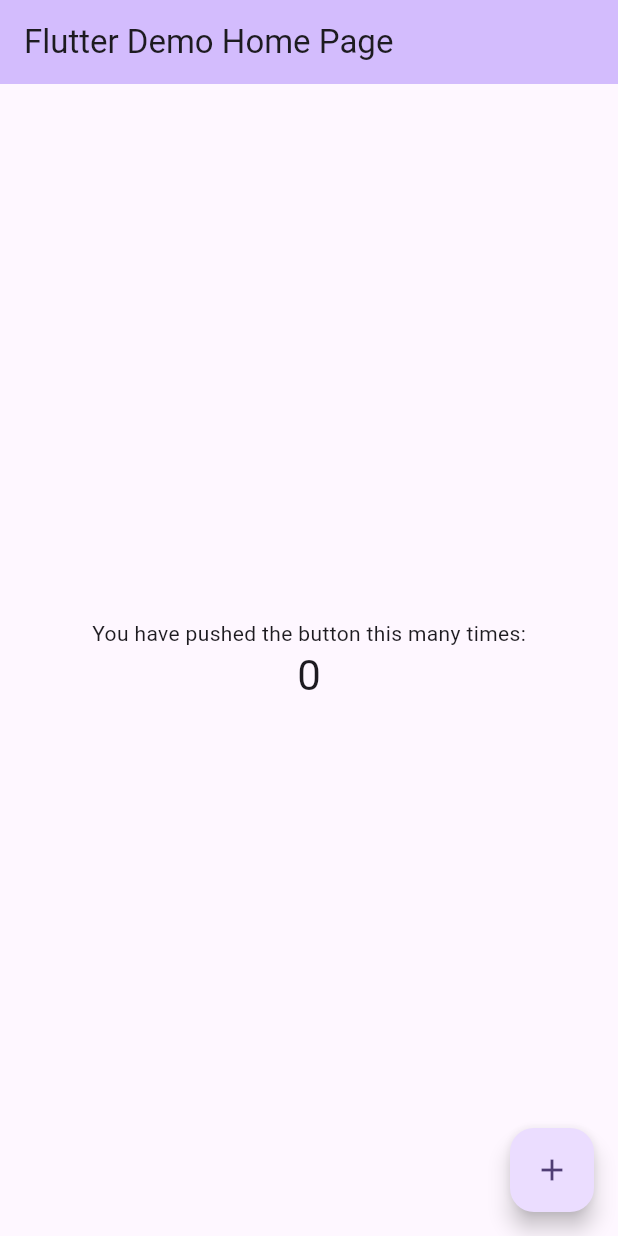
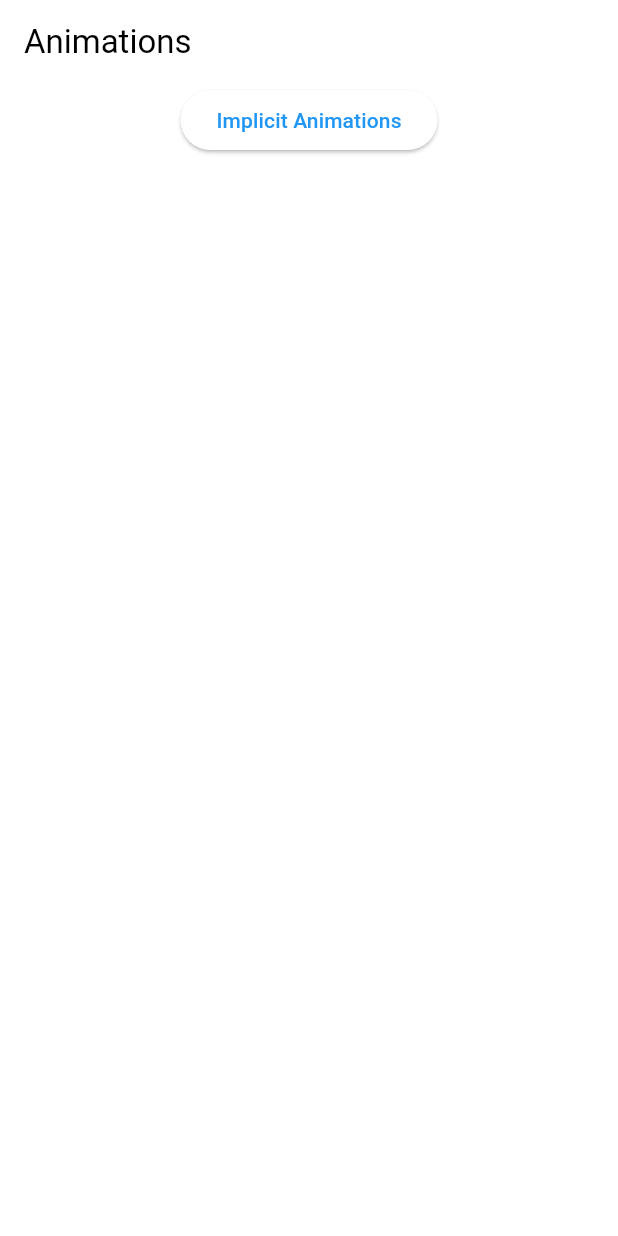
Before and after one commit to cskime/nomadcoders-flutter-animations-masterclass, a Flutter app: the screen it shows after launch, on a phone screen of 412 x 824 dp. Run offline on Flutter 3.47's test engine with Material 3 defaults, Android fonts, the phone set to English and light mode, and no system bars.

Commit message:
#1.0 project setting

```diff
--- a/lib/main.dart
+++ b/lib/main.dart
@@ -1,4 +1,5 @@
 import 'package:flutter/material.dart';
+import 'package:flutter_animations_masterclass/screens/menu_screen.dart';
 
 void main() {
   runApp(const MyApp());
@@ -11,115 +12,14 @@ class MyApp extends StatelessWidget {
   @override
   Widget build(BuildContext context) {
     return MaterialApp(
-      title: 'Flutter Demo',
+      title: "Flutter Animations Masterclass",
       theme: ThemeData(
-        // This is the theme of your application.
-        //
-        // TRY THIS: Try running your application with "flutter run". You'll see
-        // the application has a purple toolbar. Then, without quitting the app,
-        // try changing the seedColor in the colorScheme below to Colors.green
-        // and then invoke "hot reload" (save your changes or press the "hot
-        // reload" button in a Flutter-supported IDE, or press "r" if you used
-        // the command line to start the app).
-        //
-        // Notice that the counter didn't reset back to zero; the application
-        // state is not lost during the reload. To reset the state, use hot
-        // restart instead.
-        //
-        // This works for code too, not just values: Most code changes can be
-        // tested with just a hot reload.
-        colorScheme: ColorScheme.fromSeed(seedColor: Colors.deepPurple),
+        colorScheme: const ColorScheme.light(
+          primary: Colors.blue,
+        ),
         useMaterial3: true,
       ),
-      home: const MyHomePage(title: 'Flutter Demo Home Page'),
+      home: const MenuScreen(),
     );
   }
 }
-
-class MyHomePage extends StatefulWidget {
-  const MyHomePage({super.key, required this.title});
-
-  // This widget is the home page of your application. It is stateful, meaning
-  // that it has a State object (defined below) that contains fields that affect
-  // how it looks.
-
-  // This class is the configuration for the state. It holds the values (in this
-  // case the title) provided by the parent (in this case the App widget) and
-  // used by the build method of the State. Fields in a Widget subclass are
-  // always marked "final".
-
-  final String title;
-
-  @override
-  State<MyHomePage> createState() => _MyHomePageState();
-}
-
-class _MyHomePageState extends State<MyHomePage> {
-  int _counter = 0;
-
-  void _incrementCounter() {
-    setState(() {
-      // This call to setState tells the Flutter framework that something has
-      // changed in this State, which causes it to rerun the build method below
-      // so that the display can reflect the updated values. If we changed
-      // _counter without calling setState(), then the build method would not be
-      // called again, and so nothing would appear to happen.
-      _counter++;
-    });
-  }
-
-  @override
-  Widget build(BuildContext context) {
-    // This method is rerun every time setState is called, for instance as done
-    // by the _incrementCounter method above.
-    //
-    // The Flutter framework has been optimized to make rerunning build methods
-    // fast, so that you can just rebuild anything that needs updating rather
-    // than having to individually change instances of widgets.
-    return Scaffold(
-      appBar: AppBar(
-        // TRY THIS: Try changing the color here to a specific color (to
-        // Colors.amber, perhaps?) and trigger a hot reload to see the AppBar
-        // change color while the other colors stay the same.
-        backgroundColor: Theme.of(context).colorScheme.inversePrimary,
-        // Here we take the value from the MyHomePage object that was created by
-        // the App.build method, and use it to set our appbar title.
-        title: Text(widget.title),
-      ),
-      body: Center(
-        // Center is a layout widget. It takes a single child and positions it
-        // in the middle of the parent.
-        child: Column(
-          // Column is also a layout widget. It takes a list of children and
-          // arranges them vertically. By default, it sizes itself to fit its
-          // children horizontally, and tries to be as tall as its parent.
-          //
-          // Column has various properties to control how it sizes itself and
-          // how it positions its children. Here we use mainAxisAlignment to
-          // center the children vertically; the main axis here is the vertical
-          // axis because Columns are vertical (the cross axis would be
-          // horizontal).
-          //
-          // TRY THIS: Invoke "debug painting" (choose the "Toggle Debug Paint"
-          // action in the IDE, or press "p" in the console), to see the
-          // wireframe for each widget.
-          mainAxisAlignment: MainAxisAlignment.center,
-          children: <Widget>[
-            const Text(
-              'You have pushed the button this many times:',
-            ),
-            Text(
-              '$_counter',
-              style: Theme.of(context).textTheme.headlineMedium,
-            ),
-          ],
-        ),
-      ),
-      floatingActionButton: FloatingActionButton(
-        onPressed: _incrementCounter,
-        tooltip: 'Increment',
-        child: const Icon(Icons.add),
-      ), // This trailing comma makes auto-formatting nicer for build methods.
-    );
-  }
-}
--- /dev/null
+++ b/lib/screens/menu_screen.dart
@@ -0,0 +1,34 @@
+import 'package:flutter/material.dart';
+import 'package:flutter_animations_masterclass/screens/implicit_animations_screen.dart';
+
+class MenuScreen extends StatelessWidget {
+  const MenuScreen({super.key});
+
+  void _goToPage(BuildContext context, Widget screen) {
+    Navigator.of(context).push(
+      MaterialPageRoute(builder: (context) => screen),
+    );
+  }
+
+  @override
+  Widget build(BuildContext context) {
+    return Scaffold(
+      appBar: AppBar(
+        title: const Text("Animations"),
+      ),
+      body: Center(
+        child: Column(
+          children: [
+            ElevatedButton(
+              onPressed: () => _goToPage(
+                context,
+                const ImplicitAnimationsScreen(),
+              ),
+              child: const Text("Implicit Animations"),
+            ),
+          ],
+        ),
+      ),
+    );
+  }
+}
```
Also changed, not shown: lib/screens/implicit_animations_screen.dart (added, +20 -0 lines).
